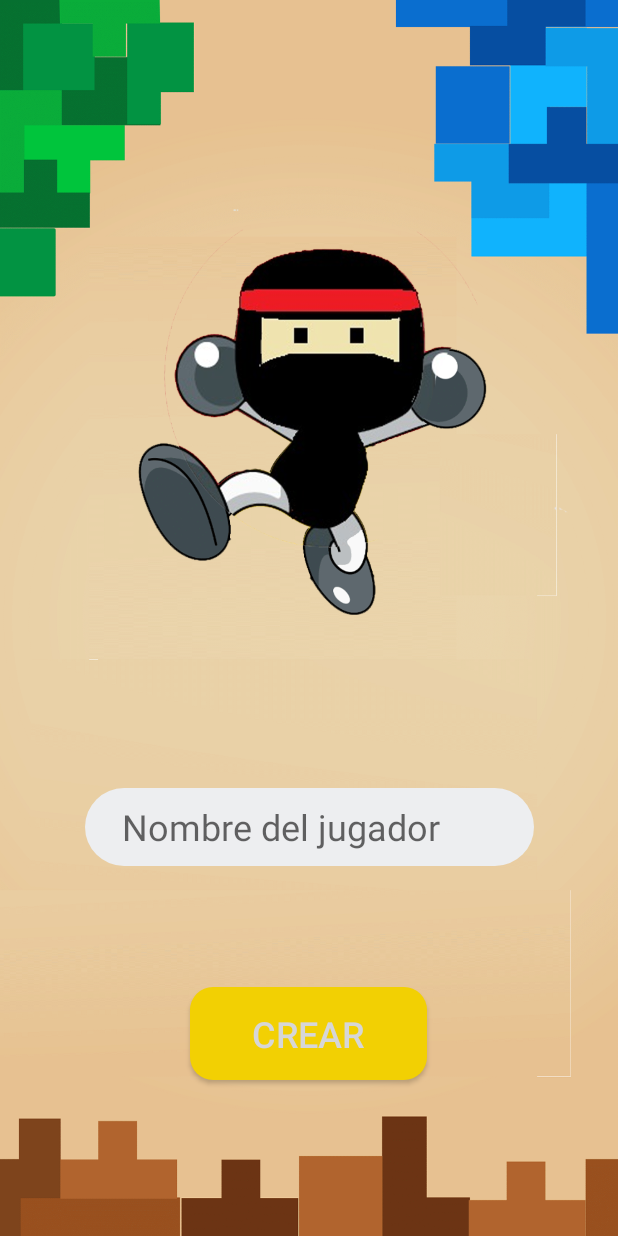
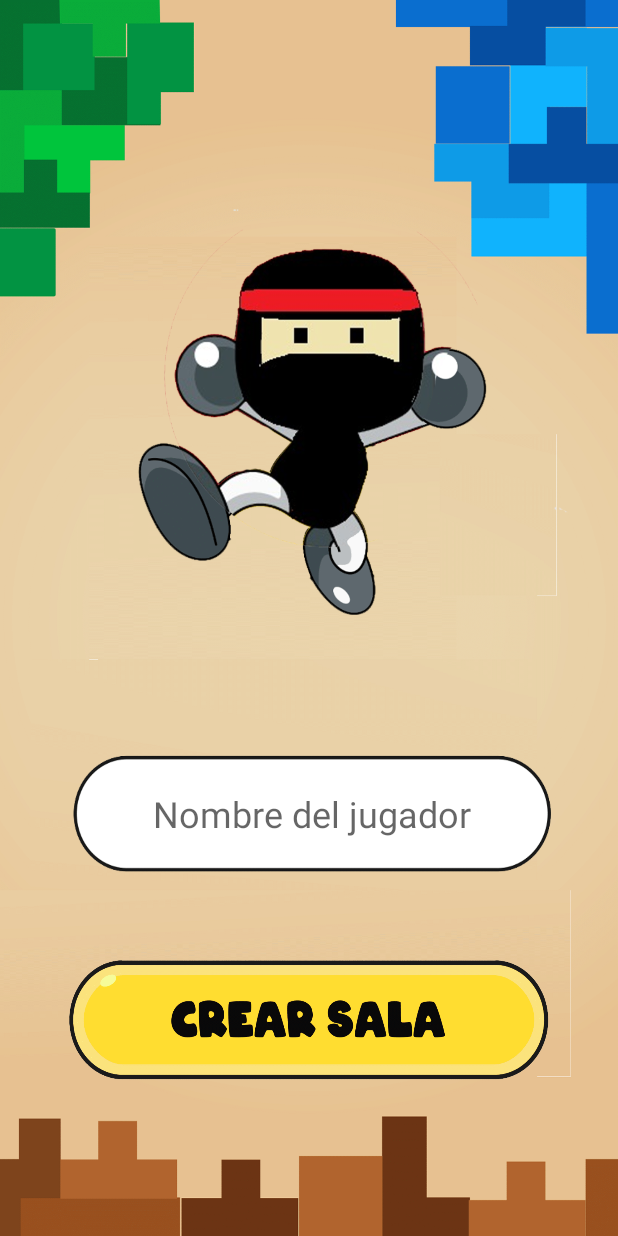
Before and after one commit to u201314147/Android_Bomberman, an Android app: the RoomActivity screen opened directly, with no data from a screen before it, on a phone screen of 412 x 824 dp. Run offline under Robolectric (Android 15) with nearby library versions, the light colour scheme and no system bars.

Commit message:
cambios disenio final

```diff
--- a/app/src/main/res/layout/activity_room.xml
+++ b/app/src/main/res/layout/activity_room.xml
@@ -43,11 +43,10 @@
 
     <Button
         android:id="@+id/btnCrearSala2"
-        android:layout_width="158dp"
-        android:layout_height="62dp"
+        android:layout_width="320dp"
+        android:layout_height="80dp"
         android:layout_marginBottom="104dp"
-        android:background="@drawable/style_principal_button"
-        android:text="Crear"
+        android:background="@drawable/crear_sala"
         android:textColor="@color/zxing_status_text"
         android:textSize="24dp"
         app:layout_constraintBottom_toBottomOf="parent"
@@ -57,11 +56,13 @@
 
     <EditText
         android:id="@+id/et_NombreSala"
-        android:layout_width="299dp"
-        android:layout_height="52dp"
-        android:background="@drawable/style_edit_text"
+        android:layout_width="320dp"
+        android:layout_height="80dp"
+        android:layout_marginStart="2dp"
+        android:background="@drawable/texto_llenar"
         android:hint="@string/NombreSala"
         android:inputType="text"
+        android:textAlignment="center"
         android:textSize="24dp"
         app:layout_constraintBottom_toTopOf="@+id/btnCrearSala2"
         app:layout_constraintEnd_toEndOf="parent"
```
Also changed, not shown: app/src/main/res/layout/activity_main.xml (+4 -6 lines), app/src/main/res/layout/activity_readqr.xml (+17 -17 lines), app/src/main/res/drawable/buscar_sala.png (added), app/src/main/res/drawable/crear_sala.png (added), app/src/main/res/drawable/crear_sala2.png (added), app/src/main/res/drawable/escanear.png (added), app/src/main/res/drawable/ingresar.png (added), app/src/main/res/drawable/texto_llenar.png (added).
